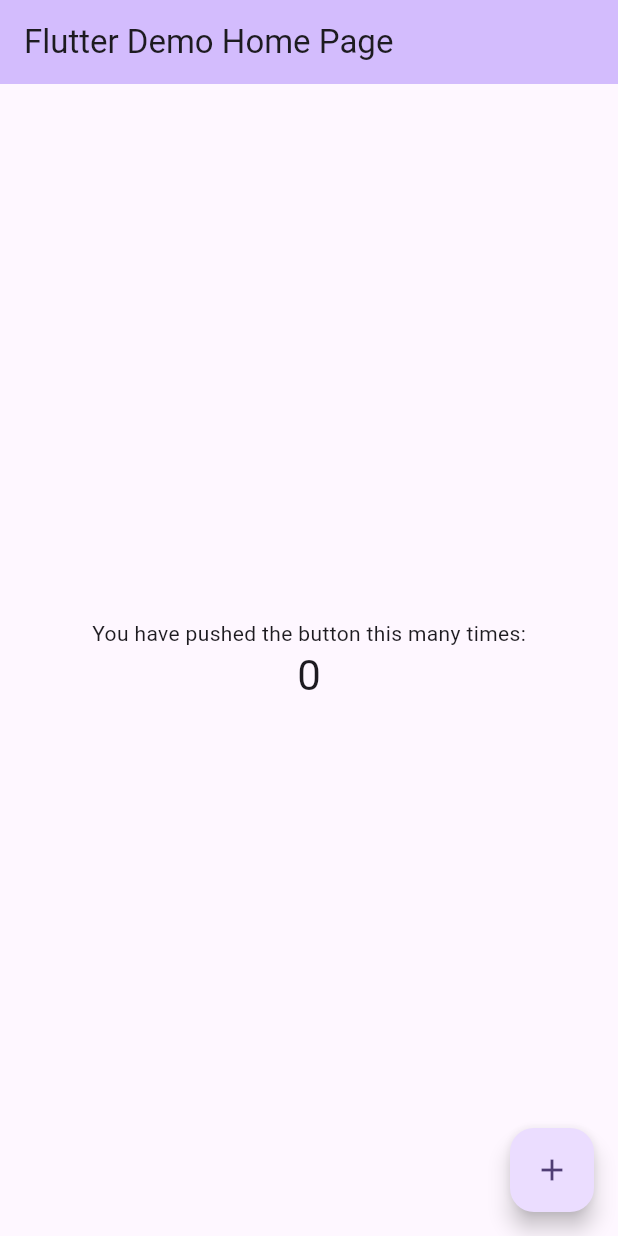
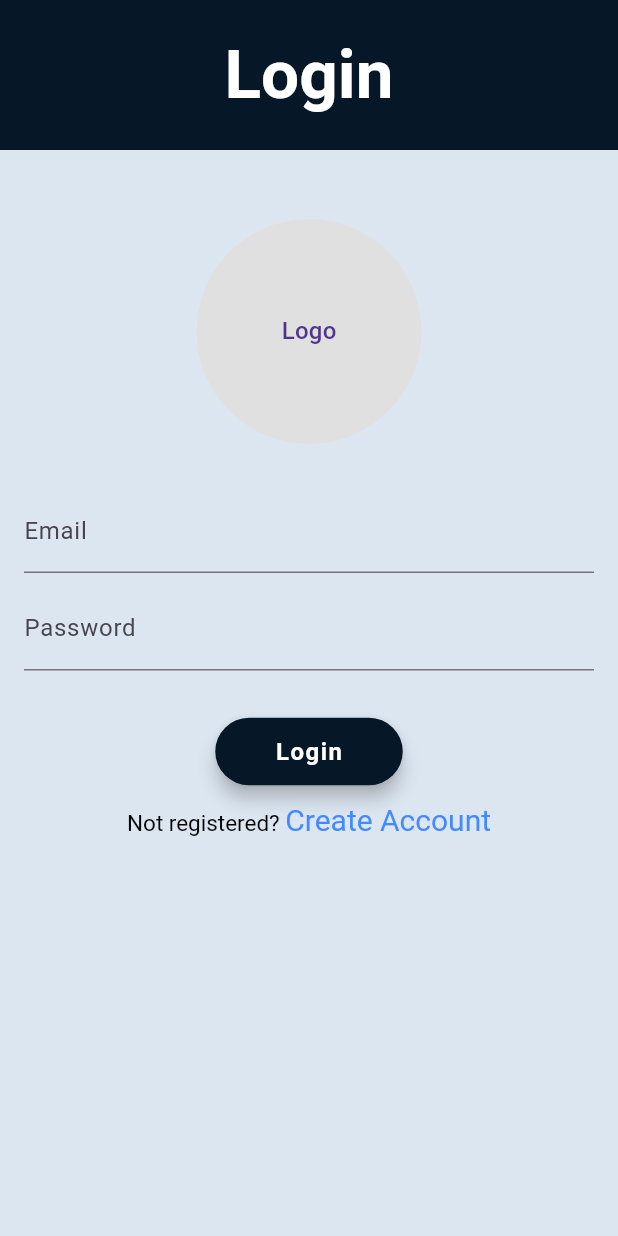
Before and after one commit to codingPurnima/temple_frontend, a Flutter app: the screen it shows after launch, on a phone screen of 412 x 824 dp. Run offline on Flutter 3.47's test engine with Material 3 defaults, Android fonts, the phone set to English and light mode, and no system bars; our stand-ins replace flutter_secure_storage.

Commit message:
Integrate ends and build Login screen

```diff
--- a/app/lib/main.dart
+++ b/app/lib/main.dart
@@ -1,3 +1,4 @@
+import 'package:app/screens/common/login_screen.dart';
 import 'package:flutter/material.dart';
 
 void main() {
@@ -7,116 +8,11 @@ void main() {
 class MyApp extends StatelessWidget {
   const MyApp({super.key});
 
-  // This widget is the root of your application.
   @override
   Widget build(BuildContext context) {
     return MaterialApp(
-      title: 'Flutter Demo',
-      theme: ThemeData(
-        // This is the theme of your application.
-        //
-        // TRY THIS: Try running your application with "flutter run". You'll see
-        // the application has a purple toolbar. Then, without quitting the app,
-        // try changing the seedColor in the colorScheme below to Colors.green
-        // and then invoke "hot reload" (save your changes or press the "hot
-        // reload" button in a Flutter-supported IDE, or press "r" if you used
-        // the command line to start the app).
-        //
-        // Notice that the counter didn't reset back to zero; the application
-        // state is not lost during the reload. To reset the state, use hot
-        // restart instead.
-        //
-        // This works for code too, not just values: Most code changes can be
-        // tested with just a hot reload.
-        colorScheme: .fromSeed(seedColor: Colors.deepPurple),
-      ),
-      home: const MyHomePage(title: 'Flutter Demo Home Page'),
+      debugShowCheckedModeBanner: false,
+      home: LoginScreen(),
     );
   }
 }
-
-class MyHomePage extends StatefulWidget {
-  const MyHomePage({super.key, required this.title});
-
-  // This widget is the home page of your application. It is stateful, meaning
-  // that it has a State object (defined below) that contains fields that affect
-  // how it looks.
-
-  // This class is the configuration for the state. It holds the values (in this
-  // case the title) provided by the parent (in this case the App widget) and
-  // used by the build method of the State. Fields in a Widget subclass are
-  // always marked "final".
-
-  final String title;
-
-  @override
-  State<MyHomePage> createState() => _MyHomePageState();
-}
-
-class _MyHomePageState extends State<MyHomePage> {
-  int _counter = 0;
-
-  void _incrementCounter() {
-    setState(() {
-      // This call to setState tells the Flutter framework that something has
-      // changed in this State, which causes it to rerun the build method below
-      // so that the display can reflect the updated values. If we changed
-      // _counter without calling setState(), then the build method would not be
-      // called again, and so nothing would appear to happen.
-      _counter++;
-    });
-  }
-
-  @override
-  Widget build(BuildContext context) {
-    // This method is rerun every time setState is called, for instance as done
-    // by the _incrementCounter method above.
-    //
-    // The Flutter framework has been optimized to make rerunning build methods
-    // fast, so that you can just rebuild anything that needs updating rather
-    // than having to individually change instances of widgets.
-    return Scaffold(
-      appBar: AppBar(
-        // TRY THIS: Try changing the color here to a specific color (to
-        // Colors.amber, perhaps?) and trigger a hot reload to see the AppBar
-        // change color while the other colors stay the same.
-        backgroundColor: Theme.of(context).colorScheme.inversePrimary,
-        // Here we take the value from the MyHomePage object that was created by
-        // the App.build method, and use it to set our appbar title.
-        title: Text(widget.title),
-      ),
-      body: Center(
-        // Center is a layout widget. It takes a single child and positions it
-        // in the middle of the parent.
-        child: Column(
-          // Column is also a layout widget. It takes a list of children and
-          // arranges them vertically. By default, it sizes itself to fit its
-          // children horizontally, and tries to be as tall as its parent.
-          //
-          // Column has various properties to control how it sizes itself and
-          // how it positions its children. Here we use mainAxisAlignment to
-          // center the children vertically; the main axis here is the vertical
-          // axis because Columns are vertical (the cross axis would be
-          // horizontal).
-          //
-          // TRY THIS: Invoke "debug painting" (choose the "Toggle Debug Paint"
-          // action in the IDE, or press "p" in the console), to see the
-          // wireframe for each widget.
-          mainAxisAlignment: .center,
-          children: [
-            const Text('You have pushed the button this many times:'),
-            Text(
-              '$_counter',
-              style: Theme.of(context).textTheme.headlineMedium,
-            ),
-          ],
-        ),
-      ),
-      floatingActionButton: FloatingActionButton(
-        onPressed: _incrementCounter,
-        tooltip: 'Increment',
-        child: const Icon(Icons.add),
-      ),
-    );
-  }
-}
--- /dev/null
+++ b/app/lib/screens/common/login_screen.dart
@@ -0,0 +1,186 @@
+import 'package:app/screens/common/register_screen.dart';
+import 'package:app/screens/users/main_screen.dart';
+import 'package:app/services/auth_service.dart';
+import 'package:flutter/gestures.dart';
+import 'package:flutter/material.dart';
+
+class LoginScreen extends StatefulWidget {
+  const LoginScreen({super.key});
+
+  @override
+  State<LoginScreen> createState() => _LoginScreenState();
+}
+
+class _LoginScreenState extends State<LoginScreen> {
+  final _formKey = GlobalKey<FormState>();
+  final TextEditingController _emailController = TextEditingController();
+  final TextEditingController _passwordController = TextEditingController();
+
+  void _onLoginPressed() async {
+    if (_formKey.currentState!.validate()) {
+      final authService = AuthService();
+
+      final result = await authService.login(
+        _emailController.text.trim(),
+        _passwordController.text.trim(),
+      );
+
+      if (result["success"]) {
+        final accessToken = await authService.getAccessToken();
+
+        if (accessToken != null) {
+          Navigator.pushReplacement(
+            context,
+            MaterialPageRoute(builder: (context) => const MainScreen()),
+          );
+        } else {
+          ScaffoldMessenger.of(context).showSnackBar(
+            const SnackBar(content: Text("Token missing")),
+          );
+        }
+      } else {
+        ScaffoldMessenger.of(context).showSnackBar(
+          SnackBar(content: Text(result["error"] ?? "Login failed")),
+        );
+      }
+    }
+  }
+
+  @override
+  Widget build(BuildContext context) {
+    return Scaffold(
+      appBar: AppBar(
+        title: Text(
+          "Login",
+          style: TextStyle(
+            color: Colors.white,
+            fontSize: 45,
+            fontWeight: FontWeight.bold,
+          ),
+        ),
+        centerTitle: true,
+        backgroundColor: const Color.fromARGB(255, 6, 24, 39),
+        iconTheme: const IconThemeData(color: Colors.white),
+        toolbarHeight: 100,
+      ),
+      body: Padding(
+        padding: const EdgeInsets.all(16.0),
+        child: SafeArea(
+          child: SingleChildScrollView(
+            child: Column(
+              children: [
+                SizedBox(height: 30),
+                CircleAvatar(
+                  radius: 75,
+                  backgroundColor: Colors.grey[300],
+                  child: Text("Logo"),
+                ),
+                SizedBox(height: 30),
+                Form(
+                  key: _formKey,
+                  child: Column(
+                    mainAxisAlignment: MainAxisAlignment.spaceEvenly,
+                    children: [
+                      TextFormField(
+                        controller: _emailController,
+                        decoration: InputDecoration(
+                          labelText: "Email",
+                          hintText: "you@yourid.com",
+                        ),
+                        validator: (value) {
+                          if (value == null || value.trim().isEmpty) {
+                            return "Please enter your email id";
+                          }
+                          if (!RegExp(
+                            r'^[\w-\.]+@([\w-]+\.)+[\w-]{2,4}$',
+                          ).hasMatch(value)) {
+                            return "Invalid email id";
+                          }
+                          return null;
+                        },
+                      ),
+                      const SizedBox(height: 9),
+
+                      TextFormField(
+                        controller: _passwordController,
+                        obscureText: true,
+                        decoration: InputDecoration(
+                          labelText: "Password",
+                          hintText: "asCjiV34%#",
+                        ),
+                        validator: (value) {
+                          if (value == null || value.isEmpty) {
+                            return "Please enter password";
+                          }
+                          // if (value.length < 8) {
+                          //   return "Password must be at least 8 characters";
+                          // }
+                          return null;
+                        },
+                      ),
+
+                      const SizedBox(height: 30),
+
+                      ElevatedButton(
+                        // onPressed: _onLoginPressed,
+                        onPressed: () {
+                          print("BUTTON CLICKED");
+                          _onLoginPressed();
+                        },
+                        style: ElevatedButton.styleFrom(
+                          backgroundColor: const Color.fromARGB(255, 6, 24, 39),
+                          foregroundColor: Colors.white,
+                          padding: EdgeInsets.symmetric(
+                            vertical: 10,
+                            horizontal: 5,
+                          ),
+                          fixedSize: Size(125, 45),
+                          elevation: 5,
+                        ),
+                        child: const Text(
+                          "Login",
+                          style: TextStyle(
+                            fontSize: 16,
+                            fontWeight: FontWeight.bold,
+                            letterSpacing: 1,
+                          ),
+                        ),
+                      ),
+                      const SizedBox(height: 10),
+                      RichText(
+                        text: TextSpan(
+                          text: "Not registered? ",
+                          style: TextStyle(color: Colors.black, fontSize: 15),
+                          children: [
+                            TextSpan(
+                              text: 'Create Account',
+                              style: TextStyle(
+                                color: Colors.blueAccent,
+                                fontSize: 20,
+                              ),
+                              recognizer: TapGestureRecognizer()
+                                ..onTap = () {
+                                  // Navigate to Login Screen
+                                  Navigator.push(
+                                    context,
+                                    MaterialPageRoute(
+                                      builder: (context) => RegisterScreen(),
+                                    ),
+                                  );
+                                },
+                            ),
+                          ],
+                        ),
+                      ),
+                    ],
+                  ),
+                ),
+              ],
+            ),
+          ),
+        ),
+      ),
+      backgroundColor: const Color(0xFFDCE6F1),
+    );
+  }
+}
```
Also changed, not shown: app/lib/services/api_service.dart (added, +17 -0 lines), app/lib/services/auth_service.dart (added, +46 -0 lines).
